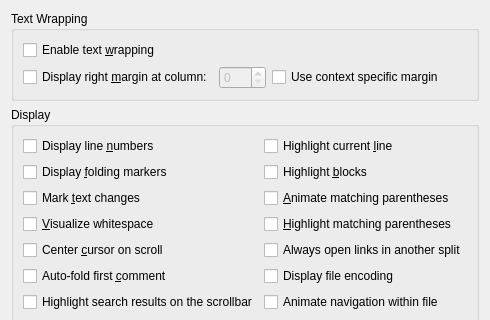
Qt form src/plugins/texteditor/displaysettingspage.ui (qt-creator/qt-creator) before a commit; both pictures show x 0 to 490 and y 0 to 320 of the 490 by 480 pixel window.
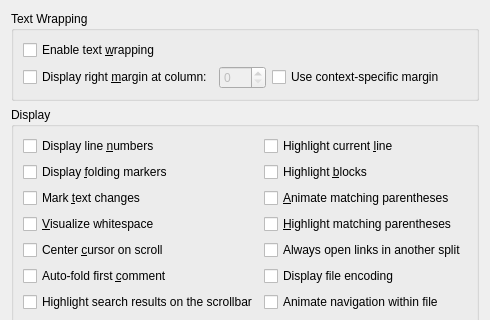
The same form after that commit.

Commit message: Text Editor: Fix UI text capitalization

```diff
--- a/src/plugins/texteditor/displaysettingspage.ui
+++ b/src/plugins/texteditor/displaysettingspage.ui
@@ -62,7 +62,7 @@
            <string>If available, use a different margin. For example, the ColumnLimit from the clang-format plugin.</string>
           </property>
           <property name="text">
-           <string>Use context specific margin</string>
+           <string>Use context-specific margin</string>
           </property>
          </widget>
         </item>
```
Left out of the diff: 2 changed lines with no effect on the pictures. The commit also changes 3 other files.
